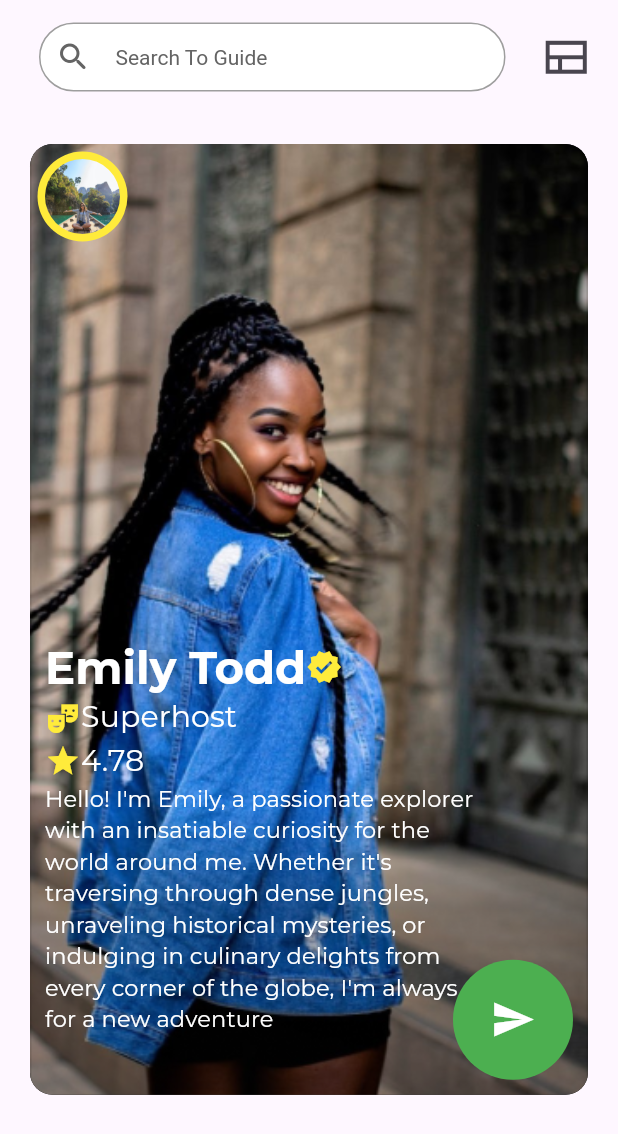
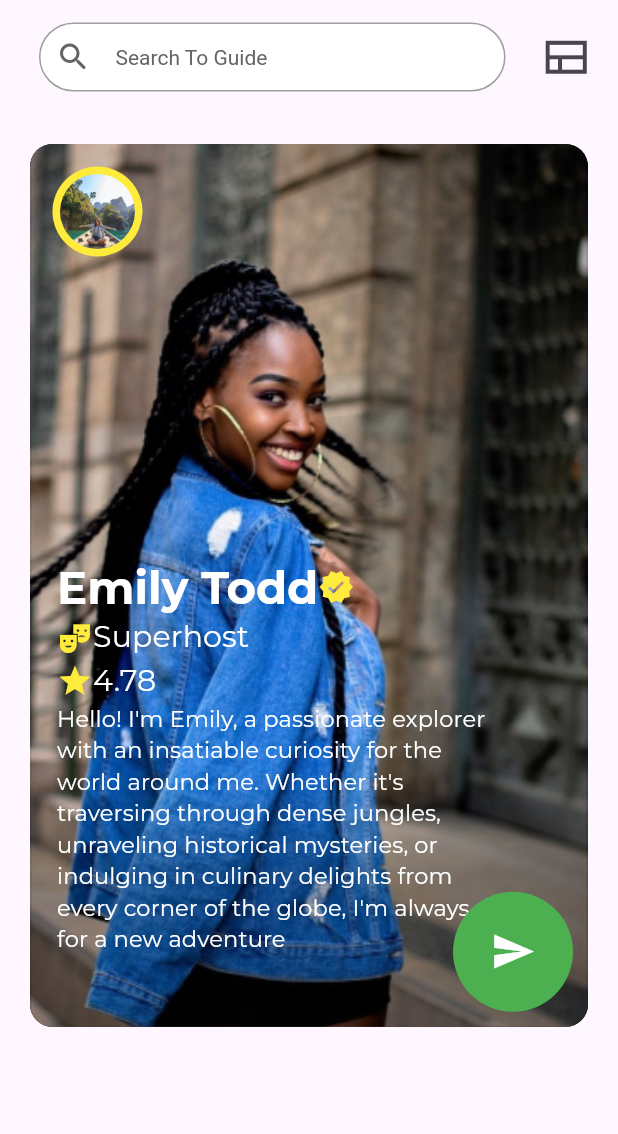
Before and after one commit to maagyei04/accompani, a Flutter app: the ExploreScreen screen opened directly, on a phone screen of 412 x 824 dp. Shown: the top 1134 px of the screen. Run offline on Flutter 3.47's test engine with Material 3 defaults, Android fonts, the phone set to English and light mode, and no system bars; our stand-ins replace cloud_firestore, firebase_auth, firebase_core, firebase_storage, flutter_otp_text_field, get and 4 more; missing offline and left inert: flutter_stepindicator, intl_phone_number_field; accounts and stored records are empty.

Commit message:
Homepage 50% done2

```diff
--- a/lib/src/features/auth/screens/welcome/welcome_screen.dart
+++ b/lib/src/features/auth/screens/welcome/welcome_screen.dart
@@ -33,7 +33,7 @@ class WelcomeScreen extends StatelessWidget {
             fit: BoxFit.cover,
             child: SizedBox(
               width: width,
-              height: 60,
+              height: height,
               child: AnimatedOpacity(
                 opacity: 1.0,
                 duration: const Duration(milliseconds: 1000),
--- a/lib/src/features/core/screens/Explore/explore_screen.dart
+++ b/lib/src/features/core/screens/Explore/explore_screen.dart
@@ -26,7 +26,7 @@ class ExploreScreen extends StatelessWidget {
                     borderRadius: BorderRadius.circular(15),
                   ),
                   width: widthSize,
-                  height: heightSize /1.3,
+                  height: heightSize /1.4,
                   margin: const EdgeInsets.all(20),
                   child: ClipRRect(
                     borderRadius: BorderRadius.circular(15),
@@ -36,6 +36,8 @@ class ExploreScreen extends StatelessWidget {
                        Positioned(
                         bottom: 60,
                         left: 30,
+                        child: Padding(
+                          padding: const EdgeInsets.all(8.0),
                           child: Column(
                             mainAxisAlignment: MainAxisAlignment.start,
                             crossAxisAlignment: CrossAxisAlignment.start,
@@ -62,19 +64,20 @@ class ExploreScreen extends StatelessWidget {
                                 width: 300,
                                 child: Text("Hello! I'm Emily, a passionate explorer with an insatiable curiosity for the world around me. Whether it's traversing through dense jungles, unraveling historical mysteries, or indulging in culinary delights from every corner of the globe, I'm always up for a new adventure",  style: Theme.of(context).textTheme.titleSmall,))
                             ],
+                          ),
                         )
                       ),
                       const Positioned(
-                        top: 25,
-                        left: 25,
+                        top: 35,
+                        left: 35,
                         child: CircleAvatar(
                           radius: 30,
                           backgroundColor: Colors.yellow,
                         )
                       ),
                       const Positioned(
-                        top: 30,
-                        left: 30,
+                        top: 40,
+                        left: 40,
                         child: CircleAvatar(
                           radius: 25,
                           backgroundColor: Colors.yellow,
```
Lines whose indentation alone changed are shown as unchanged.
